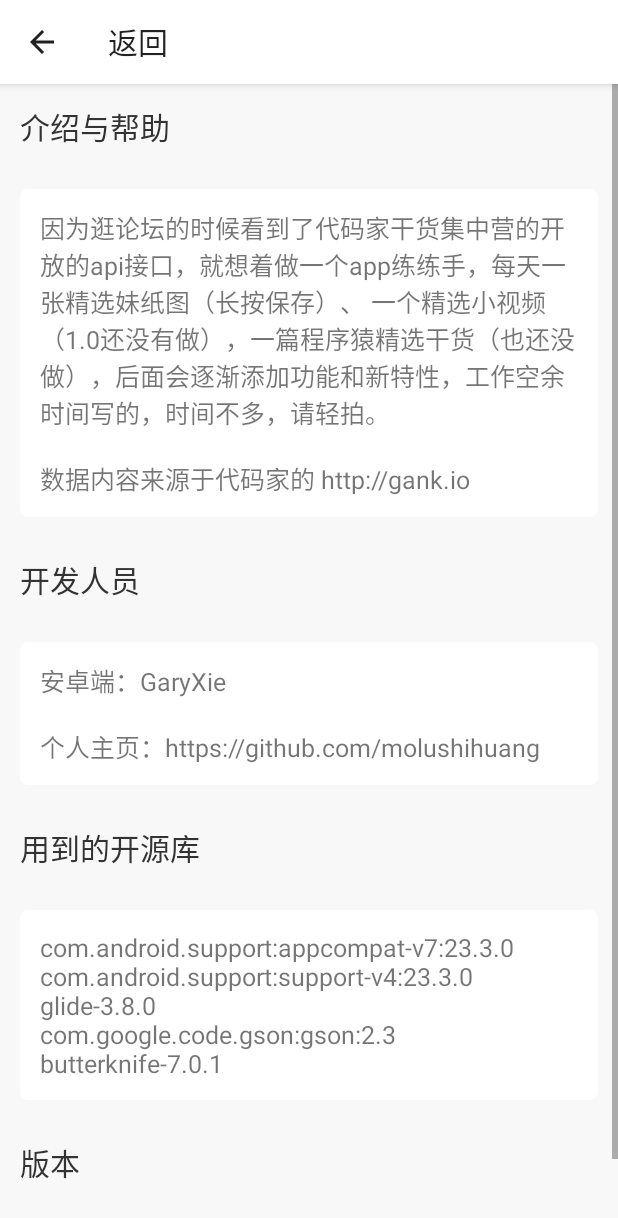
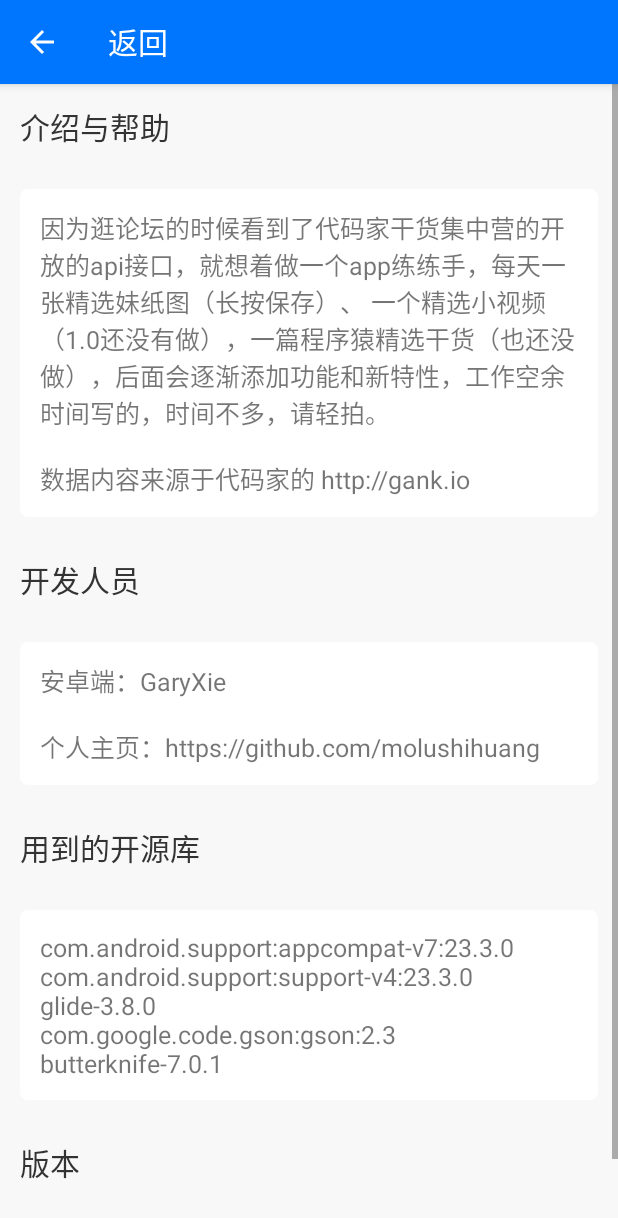
Before and after one commit to molushihuang/girlJuicer, an Android app: the screen it shows after launch (AboutActivity), in the options menu, after a tap on "关于", on a phone screen of 412 x 824 dp. Shown: the top 1218 px of the screen. Run offline under Robolectric (Android 15) with nearby library versions, the phone set to English and light mode, and no system bars; our stand-ins replace ButterKnife; pictures from the network do not load; 18 statements that could not run were skipped.

Commit message:
虎爷修改为drawerlayout

```diff
--- a/girlJuicer/QuickDEV/build.gradle
+++ b/girlJuicer/QuickDEV/build.gradle
@@ -38,8 +38,10 @@ dependencies {
     compile files('libs/greendao-generator-1.3.0.jar')
     compile files('libs/httpclient-4.3.6.jar')
     compile files('libs/photoview-library-1.2.2.jar')
+    compile files('libs/glide-3.8.0.jar')
+    compile 'com.android.support:design:23.3.0'
     compile 'com.android.support:support-v4:23.3.0'
     compile 'com.android.support:recyclerview-v7:23.3.0'
     compile 'com.android.support:appcompat-v7:23.3.0'
-    compile files('libs/glide-3.8.0.jar')
+
 }
--- a/girlJuicer/QuickDEV/src/main/res/values/styles.xml
+++ b/girlJuicer/QuickDEV/src/main/res/values/styles.xml
@@ -8,7 +8,7 @@
 
 
     -->
-    <style name="AppBaseTheme" parent="Theme.AppCompat.Light">
+    <style name="AppBaseTheme" parent="Theme.AppCompat.Light.NoActionBar">
 
         <item name="android:windowIsTranslucent">true</item>
         <item name="actionSheetStyle">@style/ActionSheetStyleiOS7</item>
--- a/girlJuicer/app/build.gradle
+++ b/girlJuicer/app/build.gradle
@@ -35,8 +35,5 @@ dependencies {
 
     compile project(':QuickDEV')
 
-    compile 'com.android.support:support-v4:25.3.1'
-    compile 'com.android.support:support-vector-drawable:25.3.1'
-    compile 'com.android.support.constraint:constraint-layout:1.0.2'
     testCompile 'junit:junit:4.12'
 }
--- a/girlJuicer/app/src/main/java/com/xqd/meizhi/activity/AboutActivity.java
+++ b/girlJuicer/app/src/main/java/com/xqd/meizhi/activity/AboutActivity.java
@@ -2,10 +2,12 @@ package com.xqd.meizhi.activity;
 
 import android.os.Bundle;
 import android.support.v7.app.ActionBar;
+import android.support.v7.widget.Toolbar;
 import android.view.MenuItem;
 import android.widget.TextView;
 import butterknife.Bind;
 import com.anthole.quickdev.commonUtils.AppUtils;
+import com.anthole.quickdev.invoke.SystemBarTintInvoke;
 import com.xqd.meizhi.R;
 import com.xqd.meizhi.activity.base.BaseActivity;
 
@@ -13,7 +15,8 @@ public class AboutActivity extends BaseActivity {
 
     @Bind(R.id.tv_version)
     TextView tvVersion;
-
+    @Bind(R.id.main_toolbar)
+    Toolbar toolbar;
     @Override
     protected int getLayoutId() {
         return R.layout.activity_about;
@@ -21,7 +24,9 @@ public class AboutActivity extends BaseActivity {
 
     @Override
     protected void initData(Bundle savedInstanceState) {
+        SystemBarTintInvoke.apply(this, R.color.blue, true);
 
+        setSupportActionBar(toolbar);
         ActionBar actionBar = getSupportActionBar();
         actionBar.setDisplayShowTitleEnabled(true);
         actionBar.setDisplayHomeAsUpEnabled(true); // 决定左上角图标的右侧是否有向左的小箭头, true
--- a/girlJuicer/app/src/main/java/com/xqd/meizhi/activity/MainActivity.java
+++ b/girlJuicer/app/src/main/java/com/xqd/meizhi/activity/DrawerActivity.java
@@ -6,8 +6,13 @@ import android.content.pm.PackageManager;
 import android.os.Build;
 import android.os.Bundle;
 import android.support.annotation.NonNull;
+import android.support.design.widget.NavigationView;
 import android.support.v4.app.ActivityCompat;
 import android.support.v4.content.ContextCompat;
+import android.support.v4.view.GravityCompat;
+import android.support.v4.widget.DrawerLayout;
+import android.support.v7.app.ActionBarDrawerToggle;
+import android.support.v7.widget.Toolbar;
 import android.view.Menu;
 import android.view.MenuItem;
 import android.view.View;
@@ -32,7 +37,14 @@ import com.xqd.meizhi.view.xlist.XListView;
 
 import java.util.List;
 
-public class MainActivity extends BaseActivity implements GirlShowAdapter.ItemListener {
+public class DrawerActivity extends BaseActivity implements NavigationView.OnNavigationItemSelectedListener, GirlShowAdapter.ItemListener {
+
+    @Bind(R.id.main_toolbar)
+    Toolbar toolbar;
+    @Bind(R.id.drawer_layout)
+    DrawerLayout drawer;
+    @Bind(R.id.nav_view)
+    NavigationView navigationView;
 
     @Bind(R.id.ptr)
     PtrMaterialFrameLayout ptr;
@@ -45,12 +57,19 @@ public class MainActivity extends BaseActivity implements GirlShowAdapter.ItemLi
 
     @Override
     protected int getLayoutId() {
-        return R.layout.activity_main;
+        return R.layout.activity_drawer;
     }
 
     @Override
     protected void initData(Bundle savedInstanceState) {
         SystemBarTintInvoke.apply(this, R.color.blue, true);
+
+        setSupportActionBar(toolbar); //将toolbar设置为actionbar
+        ActionBarDrawerToggle toggle = new ActionBarDrawerToggle(this, drawer, toolbar, R.string.navigation_drawer_open, R.string.navigation_drawer_close);
+//        drawer.setDrawerListener(toggle);
+        drawer.addDrawerListener(toggle);
+        toggle.syncState();
+        navigationView.setNavigationItemSelectedListener(this);
 
         adapter = new GirlShowAdapter(this, this);
         helper = new PullListHelper<>(this, true);
@@ -100,7 +119,7 @@ public class MainActivity extends BaseActivity implements GirlShowAdapter.ItemLi
             @Override
             public void onClick(View v) {
 
-                int checkCallPhonePermission = ContextCompat.checkSelfPermission(MainActivity.this, Manifest.permission.WRITE_EXTERNAL_STORAGE);
+                int checkCallPhonePermission = ContextCompat.checkSelfPermission(DrawerActivity.this, Manifest.permission.WRITE_EXTERNAL_STORAGE);
                 if (Build.VERSION.SDK_INT >= 23 && checkCallPhonePermission != PackageManager.PERMISSION_GRANTED) {
 
                     String[] mPermissionList = new String[]{Manifest.permission.WRITE_EXTERNAL_STORAGE,
@@ -115,7 +134,7 @@ public class MainActivity extends BaseActivity implements GirlShowAdapter.ItemLi
                             Manifest.permission.WRITE_APN_SETTINGS};
 
                     savUrl = item.getUrl();
-                    ActivityCompat.requestPermissions(MainActivity.this, mPermissionList, 123);
+                    ActivityCompat.requestPermissions(DrawerActivity.this, mPermissionList, 123);
 
                 } else {
                     save(item.getUrl());
@@ -129,7 +148,7 @@ public class MainActivity extends BaseActivity implements GirlShowAdapter.ItemLi
 
     //保存图片
     public void save(String url) {
-        new PictureUtils.SaveImageTask(MainActivity.this).execute(url);
+        new PictureUtils.SaveImageTask(DrawerActivity.this).execute(url);
 
     }
 
@@ -147,6 +166,7 @@ public class MainActivity extends BaseActivity implements GirlShowAdapter.ItemLi
                 break;
         }
     }
+
 
     @Override
     public boolean onCreateOptionsMenu(Menu menu) {
@@ -168,17 +188,25 @@ public class MainActivity extends BaseActivity implements GirlShowAdapter.ItemLi
 
     }
 
-    long last;
+    @Override
+    public boolean onNavigationItemSelected(MenuItem item) {
+        switch (item.getItemId())//得到被点击的item的itemId
+        {
+            case R.id.nav_about:
+                jump2Activity(GirlListViewActivity.class);
+                break;
+
+        }
+        drawer.closeDrawer(GravityCompat.START);
+        return true;
+    }
 
     @Override
     public void onBackPressed() {
-        if (System.currentTimeMillis() - last > 2000) {
-            last = System.currentTimeMillis();
-            T.showShort(this, "再按一次返回键退出");
-
-            return;
+        if (drawer.isDrawerOpen(GravityCompat.START)) {
+            drawer.closeDrawer(GravityCompat.START);
+        } else {
+            super.onBackPressed();
         }
-        super.onBackPressed();
-
     }
 }
--- a/girlJuicer/app/src/main/java/com/xqd/meizhi/activity/base/BaseActivity.java
+++ b/girlJuicer/app/src/main/java/com/xqd/meizhi/activity/base/BaseActivity.java
@@ -11,7 +11,7 @@ import com.anthole.quickdev.http.base.AsyncHttpClientUtil;
 import com.anthole.quickdev.ui.IProgressDialog;
 import com.anthole.quickdev.ui.QProgressDialog;
 import com.bumptech.glide.Glide;
-import com.xqd.meizhi.activity.MainActivity;
+import com.xqd.meizhi.activity.GirlListViewActivity;
 
 import java.util.List;
 
@@ -25,7 +25,7 @@ public abstract class BaseActivity extends QFragmentActivity {
 		if(savedInstanceState!=null){
 
 			QAppManager.getAppManager().finishAllActivity();
-			jump2Activity(MainActivity.class);
+			jump2Activity(GirlListViewActivity.class);
 			return;
 		}
 
--- a/girlJuicer/app/src/main/java/com/xqd/meizhi/adapter/GirlShowAdapter.java
+++ b/girlJuicer/app/src/main/java/com/xqd/meizhi/adapter/GirlShowAdapter.java
@@ -32,6 +32,12 @@ public class GirlShowAdapter extends QuickAdapter<GirlBean> {
                 return false;
             }
         });
+        ivGirl.setOnClickListener(new View.OnClickListener() {
+            @Override
+            public void onClick(View v) {
+                mItemListener.onItemClick(item);
+            }
+        });
     }
 
     public static interface ItemListener {
--- a/girlJuicer/app/src/main/res/layout/activity_about.xml
+++ b/girlJuicer/app/src/main/res/layout/activity_about.xml
@@ -2,11 +2,28 @@
 <LinearLayout
         xmlns:android="http://schemas.android.com/apk/res/android"
         xmlns:tools="http://schemas.android.com/tools"
+        xmlns:app="http://schemas.android.com/apk/res-auto"
         android:layout_width="match_parent"
         android:layout_height="match_parent"
         android:background="@color/main_bg"
         android:orientation="vertical"
         tools:context="com.xqd.meizhi.activity.AboutActivity">
+
+    <android.support.design.widget.AppBarLayout
+            android:id="@+id/main_appbar"
+            android:layout_width="match_parent"
+            android:layout_height="wrap_content"
+            android:fitsSystemWindows="true"
+            android:theme="@style/ThemeOverlay.AppCompat.Dark.ActionBar"
+            app:expanded="false">
+
+        <android.support.v7.widget.Toolbar
+                android:id="@+id/main_toolbar"
+                android:layout_width="match_parent"
+                android:layout_height="?attr/actionBarSize"
+                app:layout_collapseMode="pin"
+                app:popupTheme="@style/ThemeOverlay.AppCompat.Light"/>
+    </android.support.design.widget.AppBarLayout>
 
     <ScrollView
             android:layout_width="match_parent"
@@ -68,6 +85,7 @@
                     android:textSize="25px"
                     android:layout_width="match_parent"
                     android:layout_height="wrap_content"/>
+
             <TextView
                     android:textColor="@color/black"
                     android:text="版本"
--- a/girlJuicer/app/src/main/res/layout/dialog_picture_save.xml
+++ b/girlJuicer/app/src/main/res/layout/dialog_picture_save.xml
@@ -3,11 +3,12 @@
               android:orientation="vertical"
               android:layout_width="match_parent"
               android:layout_height="match_parent"
-              android:background="@color/white">
+              android:background="@drawable/bg_white_stroke_white">
 
     <TextView
             android:layout_width="match_parent"
             android:layout_height="wrap_content"
+            android:textColor="@color/black"
             android:id="@+id/save_ok"
             android:text="保存到手机"
             android:padding="15dip"
--- a/girlJuicer/app/src/main/res/values/strings.xml
+++ b/girlJuicer/app/src/main/res/values/strings.xml
@@ -12,6 +12,10 @@
     <string name="appCoder">安卓端：GaryXie \n\n个人主页：https://github.com/molushihuang</string>
     <string name="library">com.android.support:appcompat-v7:23.3.0 \ncom.android.support:support-v4:23.3.0
         \nglide-3.8.0 \ncom.google.code.gson:gson:2.3\nbutterknife-7.0.1</string>
+
+
+    <string name="navigation_drawer_open">Open navigation drawer</string>
+    <string name="navigation_drawer_close">Close navigation drawer</string>
 
     <string name="title_activity_fullscreen">FullscreenActivity</string>
     <string name="dummy_button">Dummy Button</string>
--- a/girlJuicer/app/src/main/res/values/styles.xml
+++ b/girlJuicer/app/src/main/res/values/styles.xml
@@ -3,8 +3,8 @@
     <style name="AppTheme" parent="AppBaseTheme">
 
         <!-- Actionbar color -->
-        <item name="colorPrimary">@color/white</item>
-        <item name="colorPrimaryDark">@color/black</item>
+        <item name="colorPrimary">@color/blue</item>
+        <item name="colorPrimaryDark">@color/colorPrimaryDark</item>
 
 
         <!-- All customizations that are NOT specific to a particular API-level can go here. -->
```
Also changed, not shown: girlJuicer/app/src/main/AndroidManifest.xml (+6 -4 lines), girlJuicer/app/src/main/java/com/xqd/meizhi/activity/GirlListViewActivity.java (added, +185 -0 lines), girlJuicer/app/src/main/res/layout/activity_drawer.xml (added, +27 -0 lines), girlJuicer/app/src/main/res/layout/activity_girl_listview.xml (renamed from girlJuicer/app/src/main/res/layout/activity_main.xml, +15 -0 lines), girlJuicer/app/src/main/res/layout/drawer_content.xml (added, +60 -0 lines), girlJuicer/app/src/main/res/layout/nv_header_main.xml (added, +34 -0 lines), girlJuicer/app/src/main/res/menu/menu_drawer.xml (added, +30 -0 lines), 1 other file.
